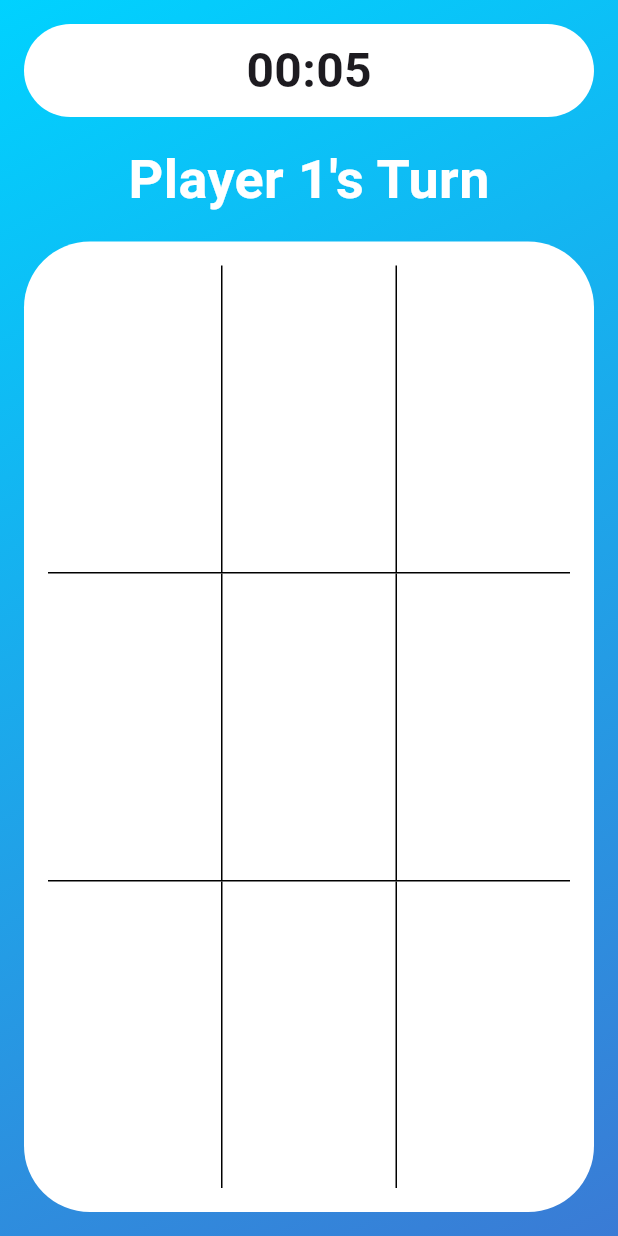
After one commit to Mustafa-Mohamed26/xo_game_app, a Flutter app: the GameBoardingScreen screen opened by its route, on a phone screen of 412 x 824 dp. The commit adds this screen. Run offline on Flutter 3.47's test engine with Material 3 defaults, Android fonts, the phone set to English and light mode, and no system bars.

Commit message:
handle the boarding screen ui

```diff
--- /dev/null
+++ b/lib/board_tile.dart
@@ -0,0 +1,18 @@
+import 'package:flutter/material.dart';
+
+class BoardTile extends StatelessWidget {
+  String symbol;
+  BoardTile({super.key, required this.symbol});
+
+  @override
+  Widget build(BuildContext context) {
+    return Expanded(
+      child: InkWell(
+        onTap: () {},
+        child: symbol.isEmpty
+            ? SizedBox()
+            : Image.asset('assets/images/$symbol.png'),
+      ),
+    );
+  }
+}
--- /dev/null
+++ b/lib/game_boarding_screen.dart
@@ -0,0 +1,105 @@
+import 'package:flutter/material.dart';
+import 'package:xo_game_app/board_tile.dart';
+
+class GameBoardingScreen extends StatelessWidget {
+  static const String routeName = 'game_boarding_screen';
+  const GameBoardingScreen({super.key});
+
+  @override
+  Widget build(BuildContext context) {
+    return SafeArea(
+      child: Container(
+        decoration: BoxDecoration(
+          gradient: LinearGradient(
+            colors: [Color(0xFF00D2FF), Color(0xFF3A7BD5)],
+            begin: Alignment.topLeft,
+            end: Alignment.bottomRight,
+          ),
+        ),
+        child: Scaffold(
+          backgroundColor: Colors.transparent,
+          body: Padding(
+            padding: const EdgeInsets.all(16.0),
+            child: Column(
+              children: [
+                Container(
+                  padding: EdgeInsets.symmetric(vertical: 8),
+                  alignment: Alignment.center,
+                  decoration: BoxDecoration(
+                    borderRadius: BorderRadius.circular(44),
+                    color: Colors.white,
+                  ),
+                  child: Text(
+                    '00:05',
+                    style: TextStyle(fontSize: 32, fontWeight: FontWeight.w600),
+                  ),
+                ),
+                SizedBox(height: 16),
+                Text(
+                  "Player 1's Turn",
+                  style: TextStyle(
+                    fontSize: 36,
+                    fontWeight: FontWeight.w600,
+                    color: Colors.white,
+                  ),
+                ),
+                SizedBox(height: 16),
+                Expanded(
+                  child: Container(
+                    padding: EdgeInsets.all(16),
+                    decoration: BoxDecoration(
+                      color: Colors.white,
+                      borderRadius: BorderRadius.circular(44),
+                    ),
+                    child: Column(
+                      children: [
+                        Expanded(
+                          child: Row(
+                            mainAxisAlignment: MainAxisAlignment.spaceEvenly,
+                            children: [
+                              BoardTile(symbol: ''),
+                              Container(width: 1, color: Colors.black,),
+                              BoardTile(symbol: ''),
+                              Container(width: 1, color: Colors.black,),
+                              BoardTile(symbol: ''),
+                            ],
+                          ),
+                        ),
+                        Container(height: 1, color: Colors.black,),
+                        Expanded(
+                          child: Row(
+                            mainAxisAlignment: MainAxisAlignment.spaceEvenly,
+                            children: [
+                              BoardTile(symbol: ''),
+                              Container(width: 1, color: Colors.black,),
+                              BoardTile(symbol: ''),
+                              Container(width: 1, color: Colors.black,),
+                              BoardTile(symbol: ''),
+                            ],
+                          ),
+                        ),
+                        Container(height: 1, color: Colors.black,),
+                        Expanded(
+                          child: Row(
+                            mainAxisAlignment: MainAxisAlignment.spaceEvenly,
+                            children: [
+                              BoardTile(symbol: ''),
+                              Container(width: 1, color: Colors.black,),
+                              BoardTile(symbol: ''),
+                              Container(width: 1, color: Colors.black,),
+                              BoardTile(symbol: ''),
+                            ],
+                          ),
+                        ),
+                      ],
+                    ),
+                  ),
+                ),
+              ],
+            ),
+          ),
+        ),
+      ),
+    );
+  }
+}
--- a/lib/home_screen.dart
+++ b/lib/home_screen.dart
@@ -1,7 +1,9 @@
 import 'package:flutter/material.dart';
+import 'package:xo_game_app/game_boarding_screen.dart';
 import 'package:xo_game_app/player_choice.dart';
 
 class HomeScreen extends StatelessWidget {
+  static const String routeName = 'home_screen';
   const HomeScreen({super.key});
 
   @override
@@ -34,14 +36,18 @@ class HomeScreen extends StatelessWidget {
                   children: [
                     Expanded(
                       child: InkWell(
-                        onTap: () {},
+                        onTap: () {
+                          Navigator.of(context).pushNamed(GameBoardingScreen.routeName, arguments: 'x');
+                        },
                         child: PlayerChoice(symbol: 'x'),
                       ),
                     ),
                     const SizedBox(width: 16),
                     Expanded(
                       child: GestureDetector(
-                        onTap: () {},
+                        onTap: () {
+                          Navigator.of(context).pushNamed(GameBoardingScreen.routeName, arguments: 'o');
+                        },
                         child: PlayerChoice(symbol: 'o'),
                       ),
                     ),
--- a/lib/main.dart
+++ b/lib/main.dart
@@ -1,4 +1,5 @@
 import 'package:flutter/material.dart';
+import 'package:xo_game_app/game_boarding_screen.dart';
 import 'package:xo_game_app/home_screen.dart';
 
 void main(){
@@ -11,9 +12,11 @@ class MyApp extends StatelessWidget {
     return MaterialApp(
       debugShowCheckedModeBanner: false,
       title: 'Flutter Demo',
-      theme: ThemeData(
-        primarySwatch: Colors.blue,
-      ),
+      initialRoute: HomeScreen.routeName,
+      routes: {
+        HomeScreen.routeName: (context) => const HomeScreen(),
+        GameBoardingScreen.routeName: (context) => const GameBoardingScreen(),
+      },
       home: HomeScreen(),
     );
   }
```
